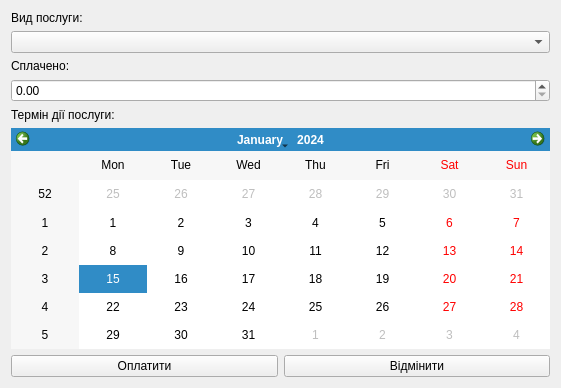
Above: yesport_tracker/createorderwindow.ui from shybovycha/yesport_tracker before the change. Below: the same form after it.
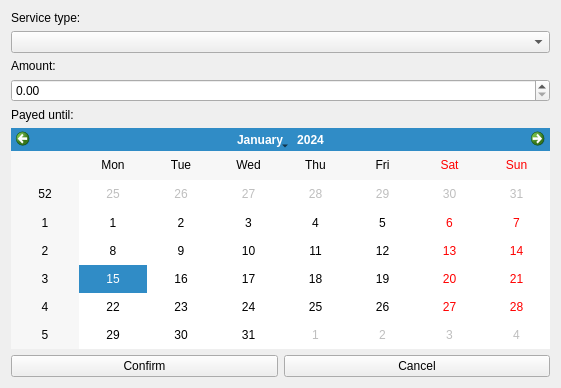
That is the form after the change. Icons and pictures are not drawn.

What changed in the file:
```diff
--- a/yesport_tracker/createorderwindow.ui
+++ b/yesport_tracker/createorderwindow.ui
@@ -23,7 +23,7 @@
      <item>
       <widget class="QLabel" name="label">
        <property name="text">
-        <string>Вид послуги:</string>
+        <string>Service type:</string>
        </property>
       </widget>
      </item>
@@ -33,7 +33,7 @@
      <item>
       <widget class="QLabel" name="label_2">
        <property name="text">
-        <string>Сплачено:</string>
+        <string>Amount:</string>
        </property>
       </widget>
      </item>
@@ -47,7 +47,7 @@
      <item>
       <widget class="QLabel" name="label_3">
        <property name="text">
-        <string>Термін дії послуги:</string>
+        <string>Payed until:</string>
        </property>
       </widget>
      </item>
@@ -59,14 +59,14 @@
        <item>
         <widget class="QPushButton" name="createOrderButton">
          <property name="text">
-          <string>Оплатити</string>
+          <string>Confirm</string>
          </property>
         </widget>
        </item>
        <item>
         <widget class="QPushButton" name="cancelButton">
          <property name="text">
-          <string>Відмінити</string>
+          <string>Cancel</string>
          </property>
         </widget>
        </item>
```
Left out of the diff: 2 changed lines with no effect on the pictures.
